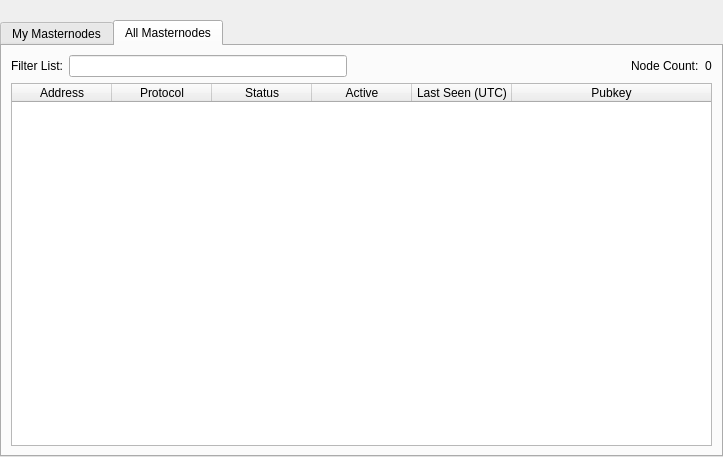
Before: the Qt Designer form qt/forms/masternodelist.ui in Ratstang/Test-QT, drawn with Qt 5.
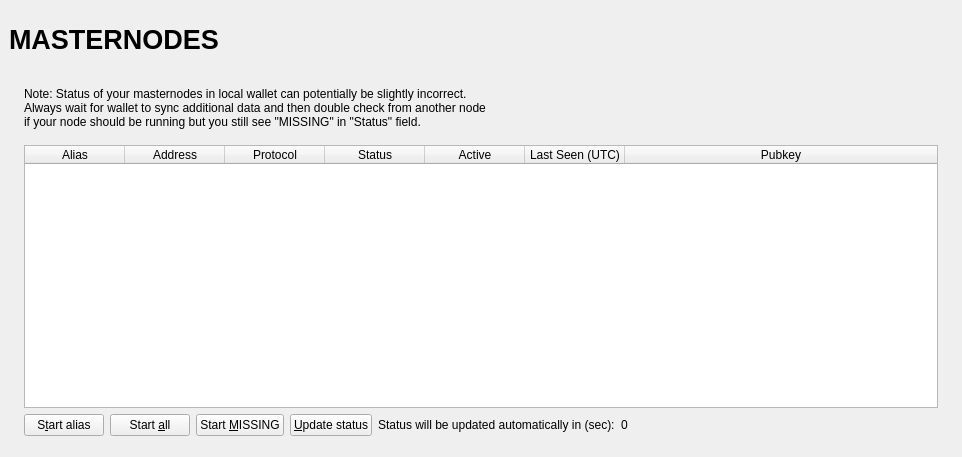
After: the same form once the commit is applied. The open tabs and pages were chosen to show the change.

The edit to the form file:
```diff
--- a/qt/forms/masternodelist.ui
+++ b/qt/forms/masternodelist.ui
@@ -6,17 +6,37 @@
    <rect>
     <x>0</x>
     <y>0</y>
-    <width>723</width>
+    <width>962</width>
     <height>457</height>
    </rect>
   </property>
   <property name="windowTitle">
    <string>Form</string>
   </property>
-  <layout class="QVBoxLayout" name="topLayout">
+  <layout class="QVBoxLayout" name="topLayout" stretch="0">
    <property name="leftMargin">
+    <number>9</number>
+   </property>
+   <property name="topMargin">
+    <number>9</number>
+   </property>
+   <property name="rightMargin">
+    <number>9</number>
+   </property>
+   <property name="bottomMargin">
+    <number>9</number>
+   </property>
+   <item>
+    <layout class="QVBoxLayout" name="verticalLayout_Master" stretch="0,1">
+     <property name="spacing">
     <number>0</number>
    </property>
+     <item>
+      <widget class="QFrame" name="frame_Header">
+       <layout class="QVBoxLayout" name="verticalLayout_4">
+        <property name="leftMargin">
+         <number>0</number>
+        </property>
    <property name="topMargin">
     <number>0</number>
    </property>
@@ -27,40 +47,127 @@
     <number>0</number>
    </property>
    <item>
+         <layout class="QHBoxLayout" name="horizontalLayout_Header" stretch="1,0,1">
+          <item>
+           <widget class="QLabel" name="labelOverviewHeaderLeft">
+            <property name="minimumSize">
+             <size>
+              <width>464</width>
+              <height>60</height>
+             </size>
+            </property>
+            <property name="maximumSize">
+             <size>
+              <width>16777215</width>
+              <height>60</height>
+             </size>
+            </property>
+            <property name="font">
+             <font>
+              <pointsize>20</pointsize>
+              <weight>75</weight>
+              <bold>true</bold>
+             </font>
+            </property>
+            <property name="text">
+             <string>MASTERNODES</string>
+            </property>
+           </widget>
+          </item>
+          <item>
+           <spacer name="horizontalSpacer">
+            <property name="orientation">
+             <enum>Qt::Horizontal</enum>
+            </property>
+            <property name="sizeHint" stdset="0">
+             <size>
+              <width>40</width>
+              <height>20</height>
+             </size>
+            </property>
+           </spacer>
+          </item>
+          <item>
+           <widget class="QLabel" name="labelOverviewHeaderRight">
+            <property name="minimumSize">
+             <size>
+              <width>464</width>
+              <height>60</height>
+             </size>
+            </property>
+            <property name="maximumSize">
+             <size>
+              <width>16777215</width>
+              <height>60</height>
+             </size>
+            </property>
+            <property name="font">
+             <font>
+              <pointsize>14</pointsize>
+             </font>
+            </property>
+            <property name="text">
+             <string/>
+            </property>
+            <property name="alignment">
+             <set>Qt::AlignRight|Qt::AlignTrailing|Qt::AlignVCenter</set>
+            </property>
+           </widget>
+          </item>
+         </layout>
+        </item>
+       </layout>
+      </widget>
+     </item>
+     <item>
+      <widget class="QFrame" name="frame_BG">
+       <layout class="QVBoxLayout" name="verticalLayout_3">
+        <property name="leftMargin">
+         <number>6</number>
+        </property>
+        <property name="topMargin">
+         <number>6</number>
+        </property>
+        <property name="rightMargin">
+         <number>6</number>
+        </property>
+        <property name="bottomMargin">
+         <number>6</number>
+        </property>
+        <item>
+         <widget class="QFrame" name="frame_Content">
     <layout class="QVBoxLayout" name="verticalLayout">
+           <property name="spacing">
+            <number>0</number>
+           </property>
+           <property name="leftMargin">
+            <number>0</number>
+           </property>
+           <property name="topMargin">
+            <number>0</number>
+           </property>
+           <property name="rightMargin">
+            <number>0</number>
+           </property>
      <property name="bottomMargin">
       <number>0</number>
      </property>
      <item>
-      <spacer name="horizontalSpacer0">
-       <property name="orientation">
-        <enum>Qt::Horizontal</enum>
-       </property>
-       <property name="sizeHint" stdset="0">
-        <size>
-         <width>make40</width>
-         <height>20</height>
-        </size>
-       </property>
-      </spacer>
-     </item>
-     <item>
-      <widget class="QTabWidget" name="tabWidget">
-       <property name="currentIndex">
-        <number>0</number>
-       </property>
-       <widget class="QWidget" name="tabMyMasternodes">
-        <attribute name="title">
-         <string>My Masternodes</string>
-        </attribute>
         <layout class="QGridLayout" name="gridLayout_2">
+             <property name="spacing">
+              <number>2</number>
+             </property>
          <item row="0" column="0">
+              <widget class="QFrame" name="frameList">
           <layout class="QVBoxLayout" name="verticalLayout_2">
            <property name="bottomMargin">
-            <number>0</number>
+                 <number>1</number>
            </property>
            <item>
             <layout class="QHBoxLayout" name="horizontalLayout_note">
+                  <property name="topMargin">
+                   <number>3</number>
+                  </property>
              <property name="bottomMargin">
               <number>0</number>
              </property>
@@ -73,6 +180,22 @@
              </item>
             </layout>
            </item>
+                <item>
+                 <spacer name="verticalSpacer">
+                  <property name="orientation">
+                   <enum>Qt::Vertical</enum>
+                  </property>
+                  <property name="sizeType">
+                   <enum>QSizePolicy::Fixed</enum>
+                  </property>
+                  <property name="sizeHint" stdset="0">
+                   <size>
+                    <width>20</width>
+                    <height>10</height>
+                   </size>
+                  </property>
+                 </spacer>
+                </item>
            <item>
             <widget class="QTableWidget" name="tableWidgetMyMasternodes">
              <property name="minimumSize">
@@ -179,7 +302,7 @@
            <item>
             <layout class="QHBoxLayout" name="horizontalLayout_5">
              <property name="bottomMargin">
-              <number>0</number>
+                   <number>5</number>
              </property>
              <item>
               <widget class="QPushButton" name="startButton">
@@ -239,153 +362,14 @@
             </layout>
            </item>
           </layout>
-         </item>
-        </layout>
-       </widget>
-       <widget class="QWidget" name="tabAllMasternodes">
-        <attribute name="title">
-         <string>All Masternodes</string>
-        </attribute>
-        <layout class="QGridLayout" name="gridLayout">
-         <item row="1" column="0">
-          <widget class="QTableWidget" name="tableWidgetMasternodes">
-           <property name="palette">
-            <palette>
-             <active>
-              <colorrole role="Text">
-               <brush brushstyle="SolidPattern">
-                <color alpha="255">
-                 <red>51</red>
-                 <green>51</green>
-                 <blue>51</blue>
-                </color>
-               </brush>
-              </colorrole>
-             </active>
-             <inactive>
-              <colorrole role="Text">
-               <brush brushstyle="SolidPattern">
-                <color alpha="255">
-                 <red>51</red>
-                 <green>51</green>
-                 <blue>51</blue>
-                </color>
-               </brush>
-              </colorrole>
-             </inactive>
-             <disabled>
-              <colorrole role="Text">
-               <brush brushstyle="SolidPattern">
-                <color alpha="255">
-                 <red>85</red>
-                 <green>85</green>
-                 <blue>85</blue>
-                </color>
-               </brush>
-              </colorrole>
-             </disabled>
-            </palette>
-           </property>
-           <property name="editTriggers">
-            <set>QAbstractItemView::NoEditTriggers</set>
-           </property>
-           <property name="alternatingRowColors">
-            <bool>true</bool>
-           </property>
-           <property name="selectionBehavior">
-            <enum>QAbstractItemView::SelectRows</enum>
-           </property>
-           <property name="sortingEnabled">
-            <bool>true</bool>
-           </property>
-           <attribute name="horizontalHeaderStretchLastSection">
-            <bool>true</bool>
-           </attribute>
-           <attribute name="ResizeMode">
-            <enum>QHeaderView::Interactive</enum>
-           </attribute>
-           <column>
-            <property name="text">
-             <string>Address</string>
-            </property>
-           </column>
-           <column>
-            <property name="text">
-             <string>Protocol</string>
-            </property>
-           </column>
-           <column>
-            <property name="text">
-             <string>Status</string>
-            </property>
-           </column>
-           <column>
-            <property name="text">
-             <string>Active</string>
-            </property>
-           </column>
-           <column>
-            <property name="text">
-             <string>Last Seen (UTC)</string>
-            </property>
-           </column>
-           <column>
-            <property name="text">
-             <string>Pubkey</string>
-            </property>
-           </column>
-          </widget>
-         </item>
-         <item row="0" column="0">
-          <layout class="QHBoxLayout" name="horizontalLayout_3">
-           <property name="bottomMargin">
-            <number>0</number>
-           </property>
-           <item>
-            <widget class="QLabel" name="label_filter">
-             <property name="text">
-              <string>Filter List:</string>
-             </property>
-            </widget>
-           </item>
-           <item>
-            <widget class="QLineEdit" name="filterLineEdit">
-             <property name="toolTip">
-              <string>Filter masternode list</string>
-             </property>
-            </widget>
-           </item>
-           <item>
-            <spacer name="horizontalSpacer_3">
-             <property name="orientation">
-              <enum>Qt::Horizontal</enum>
-             </property>
-             <property name="sizeHint" stdset="0">
-              <size>
-               <width>10</width>
-               <height>20</height>
-              </size>
-             </property>
-            </spacer>
-           </item>
-           <item>
-            <widget class="QLabel" name="label_count">
-             <property name="text">
-              <string>Node Count:</string>
-             </property>
-            </widget>
-           </item>
-           <item>
-            <widget class="QLabel" name="countLabel">
-             <property name="text">
-              <string>0</string>
-             </property>
-            </widget>
-           </item>
+              </widget>
+             </item>
           </layout>
          </item>
         </layout>
        </widget>
+        </item>
+       </layout>
       </widget>
      </item>
     </layout>
```
Left out of the diff: 3 changed lines with no effect on the pictures. Lines whose indentation alone changed are shown as unchanged.
